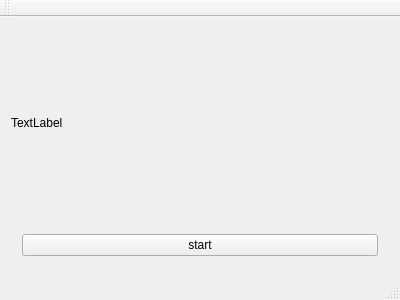
Old version of the form mainwindow.ui in the repository awegsche/QtRaytracer.
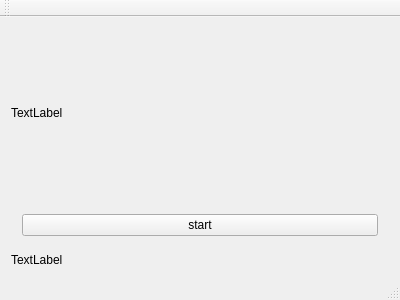
New version of the form.

What changed in the file:
```diff
--- a/mainwindow.ui
+++ b/mainwindow.ui
@@ -47,6 +47,13 @@
       </layout>
      </widget>
     </item>
+    <item>
+     <widget class="QLabel" name="label_info">
+      <property name="text">
+       <string>TextLabel</string>
+      </property>
+     </widget>
+    </item>
    </layout>
   </widget>
   <widget class="QMenuBar" name="menuBar">
```
